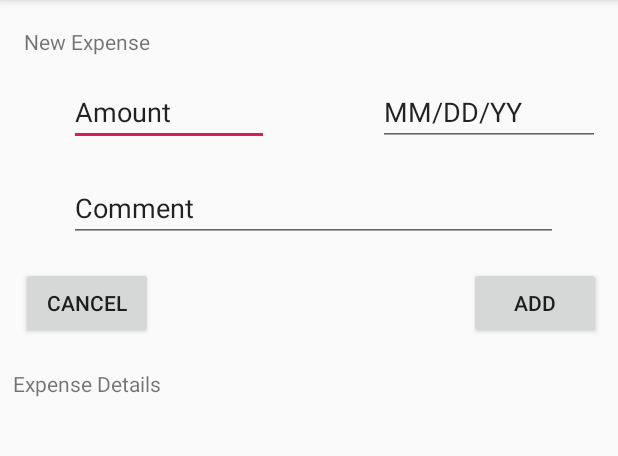
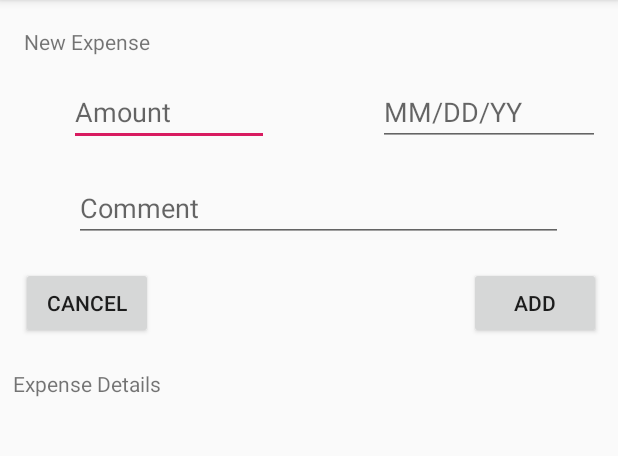
Before and after one commit to meilunw/CASH-Diary, an Android app: the Expense_activity screen opened directly, with no data from a screen before it, on a phone screen of 412 x 824 dp, the part 84-540 px from its top. Run offline under Robolectric (Android 15) with nearby library versions, the phone set to English and light mode, and no system bars.

```diff
--- a/app/src/main/java/com/example/wumeilun/cashdiary/Expense_activity.java
+++ b/app/src/main/java/com/example/wumeilun/cashdiary/Expense_activity.java
@@ -5,15 +5,31 @@ import android.os.Bundle;
 import android.widget.Button;
 import android.view.View;
 import android.content.Intent;
+import android.widget.EditText;
 
 public class Expense_activity extends AppCompatActivity {
     Button addedExpense;
-    Button canceledExpense;
+    Button cancelExpense;
+    EditText Amount;
+    EditText Date;
+    EditText Comment;
     @Override
     protected void onCreate(Bundle savedInstanceState) {
         super.onCreate(savedInstanceState);
         setContentView(R.layout.activity_expense_activity);
-        addedExpense= findViewById(R.id.Add_New_Expense);
+        Amount = (EditText) findViewById(R.id.Money);
+        Date = (EditText) findViewById(R.id.Date);
+        Comment = (EditText) findViewById(R.id.Comment);
+        addedExpense = findViewById(R.id.Add_New_Expense);
+        cancelExpense = findViewById(R.id.Cancel_New_Expense);
+        cancelExpense.setOnClickListener(new View.OnClickListener() {
+            @Override
+            public void onClick(View v) {
+                Amount.getText().clear();
+                Date.getText().clear();
+                Comment.getText().clear();
+            }
+        });
         addedExpense.setOnClickListener(new View.OnClickListener() {
             @Override
             public void onClick(View v) {
--- a/app/src/main/res/layout/activity_expense_activity.xml
+++ b/app/src/main/res/layout/activity_expense_activity.xml
@@ -41,7 +41,6 @@
 
     <EditText
         android:id="@+id/Money"
-        android:gravity="left"
         android:layout_width="133dp"
         android:layout_height="wrap_content"
         android:layout_alignParentStart="true"
@@ -51,37 +50,40 @@
         android:layout_marginLeft="46dp"
         android:layout_marginTop="52dp"
         android:ems="10"
-        android:inputType="number"
-        android:text="Amount" />
+        android:gravity="left"
+        android:hint="Amount"
+        android:inputType="number" />
 
     <EditText
         android:id="@+id/Date"
-        android:gravity="left"
         android:layout_width="148dp"
-        android:layout_marginLeft="0dp"
         android:layout_height="wrap_content"
         android:layout_alignParentTop="true"
         android:layout_alignParentEnd="true"
         android:layout_alignParentRight="true"
+        android:layout_marginLeft="0dp"
         android:layout_marginTop="52dp"
         android:layout_marginEnd="12dp"
         android:layout_marginRight="12dp"
         android:ems="10"
-        android:inputType="date"
-        android:text="MM/DD/YY" />
+        android:gravity="left"
+        android:hint="MM/DD/YY"
+        android:inputType="date" />
 
     <EditText
         android:id="@+id/Comment"
-        android:gravity="left"
         android:layout_width="326dp"
         android:layout_height="wrap_content"
         android:layout_alignStart="@+id/Money"
         android:layout_alignLeft="@+id/Money"
         android:layout_alignParentTop="true"
+        android:layout_marginStart="3dp"
+        android:layout_marginLeft="3dp"
         android:layout_marginTop="116dp"
         android:ems="10"
-        android:inputType="textPersonName"
-        android:text="Comment" />
+        android:gravity="left"
+        android:hint="Comment"
+        android:inputType="text" />
 
     <Button
         android:id="@+id/Add-New-Expense"
@@ -111,8 +113,10 @@
         android:layout_width="match_parent"
         android:layout_height="242dp"
         android:layout_alignEnd="@+id/Money"
+        android:layout_alignRight="@+id/Money"
         android:layout_alignParentBottom="true"
         android:layout_marginEnd="-205dp"
+        android:layout_marginRight="-205dp"
         android:layout_marginBottom="0dp"
         android:gravity="top"
         android:orientation="vertical">
```
Also changed, not shown: app/src/main/java/com/example/wumeilun/cashdiary/Balance_activity.java (+9 -0 lines), app/src/main/java/com/example/wumeilun/cashdiary/Income_activity.java (+29 -0 lines), app/src/main/res/layout/activity_income_activity.xml (+8 -7 lines).
